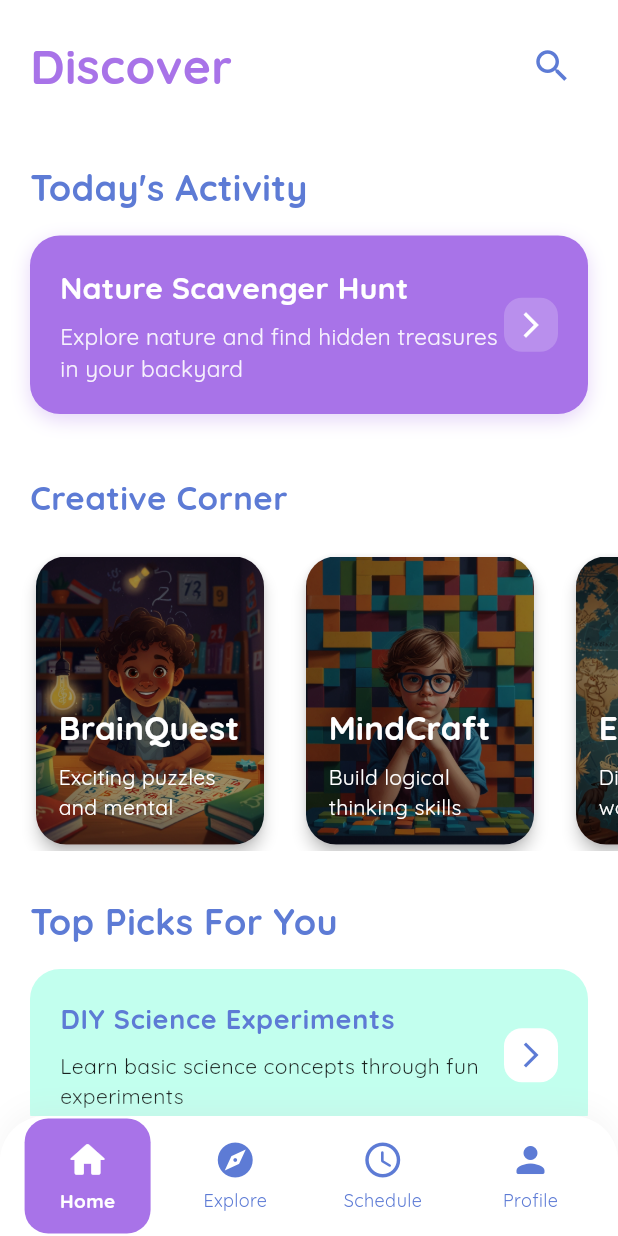
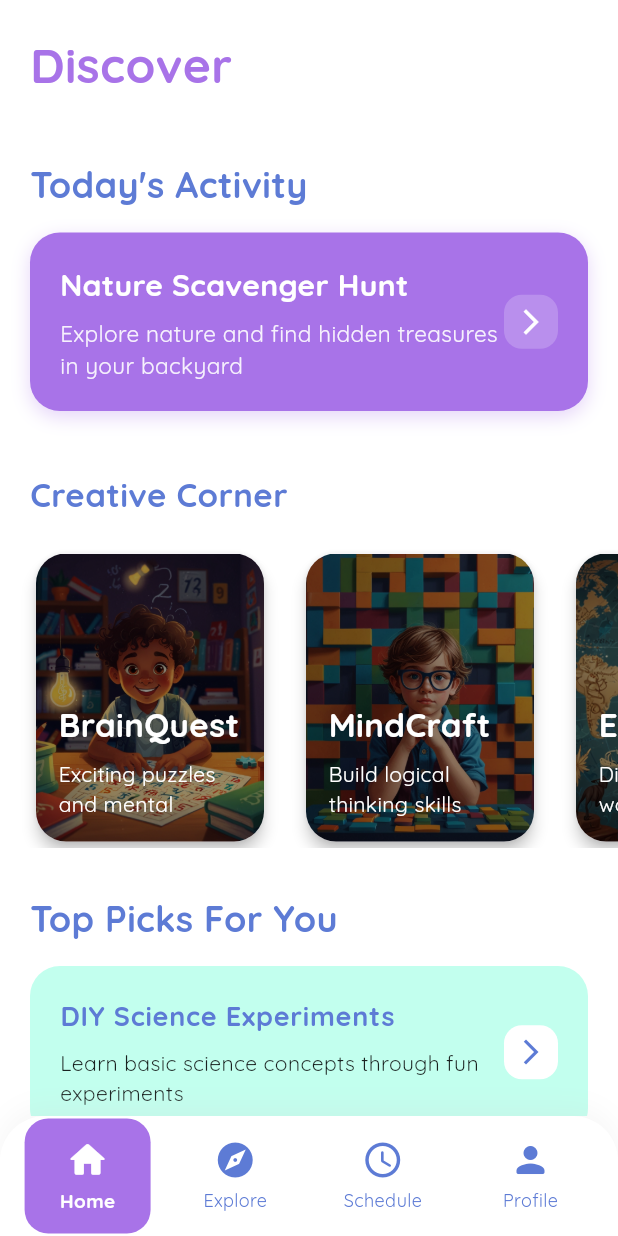
Before and after one commit to DevRutu/Brillio_Project, a Flutter app: the HomeScreen screen opened directly, item 4 of the bottom bar chosen, after a tap on the "arrow back" icon, on a phone screen of 412 x 824 dp. Run offline on Flutter 3.47's test engine with Material 3 defaults, Android fonts, the light colour scheme and no system bars; drawn by our look-alikes of flutter_animate; our stand-ins replace cached_network_image, cloud_firestore, dropdown_search, firebase_auth, firebase_core, flutter_dotenv and 6 more; accounts and stored records are empty.

Commit message:
fixed back button bug, navbar buttons, removed search icon from home screen

```diff
--- a/lib/main.dart
+++ b/lib/main.dart
@@ -59,7 +59,7 @@ void main() async {
 class ErrorApp extends StatelessWidget {
   final String error;
 
-  const ErrorApp({Key? key, required this.error}) : super(key: key);
+  const ErrorApp({super.key, required this.error});
 
   @override
   Widget build(BuildContext context) {
--- a/lib/screens/edit_profile_screen.dart
+++ b/lib/screens/edit_profile_screen.dart
@@ -9,10 +9,10 @@ class EditProfileScreen extends StatefulWidget {
   final Map<String, dynamic>? userData;
 
   const EditProfileScreen({
-    Key? key,
+    super.key,
     required this.isInitialSetup,
     this.userData,
-  }) : super(key: key);
+  });
 
   @override
   State<EditProfileScreen> createState() => _EditProfileScreenState();
--- a/lib/screens/home_screen.dart
+++ b/lib/screens/home_screen.dart
@@ -7,7 +7,7 @@ import '../screens/explore_screen.dart';
 import '../screens/scheduler_screen.dart';
 
 class HomeScreen extends StatefulWidget {
-  const HomeScreen({Key? key}) : super(key: key);
+  const HomeScreen({super.key});
 
   @override
   _HomeScreenState createState() => _HomeScreenState();
@@ -90,21 +90,6 @@ class _HomeScreenState extends State<HomeScreen> {
               fontSize: 32,
               fontWeight: FontWeight.bold,
               color: const Color(0xFFA873E8),
-            ),
-          ),
-          Container(
-            decoration: BoxDecoration(
-              color: const Color.fromARGB(255, 255, 255, 255),
-              borderRadius: BorderRadius.circular(15),
-            ),
-            child: IconButton(
-              icon: const Icon(
-                Icons.search,
-                color: Color(0xFF5D7BD5),
-                size: 28,
-              ),
-              padding: const EdgeInsets.all(8),
-              onPressed: () {},
             ),
           ),
         ],
@@ -419,9 +404,9 @@ class _HomeScreenState extends State<HomeScreen> {
               MaterialPageRoute(
                 builder: (_) => ProfileScreen(
                   onReturn: () {
-                    setState(() =>
-                        _selectedIndex = 0); // Reset to home when returning
+                    setState(() => _selectedIndex = 0); // Reset to home when returning
                   },
+                  previousScreen: 'home',
                 ),
               ),
             );
--- a/lib/screens/profile_screen.dart
+++ b/lib/screens/profile_screen.dart
@@ -1,4 +1,3 @@
-// profile_screen.dart
 import 'package:flutter/material.dart';
 import 'package:google_fonts/google_fonts.dart';
 import 'package:firebase_auth/firebase_auth.dart';
@@ -6,14 +5,19 @@ import 'package:cloud_firestore/cloud_firestore.dart';
 import 'package:font_awesome_flutter/font_awesome_flutter.dart';
 import 'edit_profile_screen.dart';
 import '../screens/signin_screen.dart';
+import '../screens/home_screen.dart';
+import '../screens/explore_screen.dart';
+import '../screens/scheduler_screen.dart';
 
 class ProfileScreen extends StatefulWidget {
   final VoidCallback onReturn;
+  final String previousScreen; // Add this to track where we came from
 
   const ProfileScreen({
-    Key? key,
+    super.key,
     required this.onReturn,
-  }) : super(key: key);
+    required this.previousScreen, // Add this parameter
+  });
 
   @override
   _ProfileScreenState createState() => _ProfileScreenState();
@@ -22,43 +26,14 @@ class ProfileScreen extends StatefulWidget {
 class _ProfileScreenState extends State<ProfileScreen> {
   final FirebaseAuth _auth = FirebaseAuth.instance;
   final FirebaseFirestore _firestore = FirebaseFirestore.instance;
-  Map<String, dynamic>? userData;
-  bool isLoading = true;
+  late Stream<DocumentSnapshot> _userStream;
 
   @override
   void initState() {
     super.initState();
-    WidgetsBinding.instance.addPostFrameCallback((_) {
-      _loadUserData();
-    });
-  }
-
-  Future<void> _loadUserData() async {
-    if (!mounted) return;
-
-    try {
-      final user = _auth.currentUser;
-      if (user != null) {
-        final doc = await _firestore.collection('users').doc(user.uid).get();
-        if (mounted) {
-          setState(() {
-            userData = doc.data();
-            isLoading = false;
-          });
-        }
-      }
-    } catch (e) {
-      if (mounted) {
-        setState(() {
-          isLoading = false;
-        });
-        ScaffoldMessenger.of(context).showSnackBar(
-          const SnackBar(
-            content: Text('Error loading profile data'),
-            backgroundColor: Colors.red,
-          ),
-        );
-      }
+    final user = _auth.currentUser;
+    if (user != null) {
+      _userStream = _firestore.collection('users').doc(user.uid).snapshots();
     }
   }
 
@@ -96,33 +71,69 @@ class _ProfileScreenState extends State<ProfileScreen> {
     }
   }
 
+  void _handleBackNavigation() {
+    widget.onReturn();
+
+    // Navigate based on the previous screen
+    Widget targetScreen;
+    switch (widget.previousScreen) {
+      case 'home':
+        targetScreen = const HomeScreen();
+        break;
+      case 'explore':
+        targetScreen = const ExploreScreen();
+        break;
+      case 'scheduler':
+        targetScreen = const SchedulerScreen();
+        break;
+      default:
+        targetScreen = const HomeScreen();
+    }
+
+    Navigator.pushReplacement(
+      context,
+      MaterialPageRoute(builder: (context) => targetScreen),
+    );
+  }
+
   @override
   Widget build(BuildContext context) {
-    return Scaffold(
-      backgroundColor: Colors.white,
-      body: SafeArea(
-        child: isLoading
-            ? const Center(
-                child: CircularProgressIndicator(
-                  valueColor: AlwaysStoppedAnimation<Color>(Color(0xFFA873E8)),
-                ),
-              )
-            : SingleChildScrollView(
+    return WillPopScope(
+      onWillPop: () async {
+        _handleBackNavigation();
+        return false;
+      },
+      child: Scaffold(
+        backgroundColor: Colors.white,
+        body: SafeArea(
+          child: StreamBuilder<DocumentSnapshot>(
+            stream: _userStream,
+            builder: (context, snapshot) {
+              if (!snapshot.hasData && snapshot.connectionState == ConnectionState.waiting) {
+                return const SizedBox.shrink();
+              }
+
+              final userData = snapshot.data?.data() as Map<String, dynamic>? ?? {};
+
+              return SingleChildScrollView(
                 child: Column(
                   children: [
                     _buildHeader(),
-                    _buildProfileSection(),
-                    _buildScoreBadge(),
+                    _buildProfileSection(userData),
+                    _buildScoreBadge(userData),
                     const Divider(
                       color: Color(0xFFEEEEEE),
                       thickness: 1,
                       indent: 20,
                       endIndent: 20,
                     ),
-                    _buildMenuItems(),
+                    _buildMenuItems(userData),
                   ],
                 ),
-              ),
+              );
+            },
+          ),
+        ),
       ),
     );
   }
@@ -135,10 +146,7 @@ class _ProfileScreenState extends State<ProfileScreen> {
         children: [
           IconButton(
             icon: const Icon(Icons.arrow_back, color: Color(0xFF5D7BD5)),
-            onPressed: () {
-              widget.onReturn();
-              Navigator.pop(context);
-            },
+            onPressed: _handleBackNavigation,
           ),
           Text(
             'Profile',
@@ -154,7 +162,7 @@ class _ProfileScreenState extends State<ProfileScreen> {
     );
   }
 
-  Widget _buildProfileSection() {
+  Widget _buildProfileSection(Map<String, dynamic> userData) {
     return Column(
       children: [
         const CircleAvatar(
@@ -164,7 +172,7 @@ class _ProfileScreenState extends State<ProfileScreen> {
         ),
         const SizedBox(height: 16),
         Text(
-          userData?['name'] ?? 'User Name',
+          userData['name'] ?? 'User Name',
           style: GoogleFonts.quicksand(
             fontSize: 24,
             fontWeight: FontWeight.bold,
@@ -175,7 +183,7 @@ class _ProfileScreenState extends State<ProfileScreen> {
     );
   }
 
-  Widget _buildScoreBadge() {
+  Widget _buildScoreBadge(Map<String, dynamic> userData) {
     return Container(
       margin: const EdgeInsets.all(20),
       padding: const EdgeInsets.all(20),
@@ -189,11 +197,11 @@ class _ProfileScreenState extends State<ProfileScreen> {
           Column(
             children: [
               Text(
-                _getBadgeIcon(userData?['badge'] ?? 'bronze'),
+                _getBadgeIcon(userData['badge'] ?? 'bronze'),
                 style: const TextStyle(fontSize: 32),
               ),
               Text(
-                userData?['badge']?.toUpperCase() ?? 'BRONZE',
+                userData['badge']?.toUpperCase() ?? 'BRONZE',
                 style: GoogleFonts.quicksand(
                   fontSize: 16,
                   fontWeight: FontWeight.bold,
@@ -210,7 +218,7 @@ class _ProfileScreenState extends State<ProfileScreen> {
           Column(
             children: [
               Text(
-                '${userData?['score'] ?? 0}',
+                '${userData['score'] ?? 0}',
                 style: GoogleFonts.quicksand(
                   fontSize: 32,
                   fontWeight: FontWeight.bold,
@@ -231,7 +239,7 @@ class _ProfileScreenState extends State<ProfileScreen> {
     );
   }
 
-  Widget _buildMenuItems() {
+  Widget _buildMenuItems(Map<String, dynamic> userData) {
     return Column(
       children: [
         _buildMenuItem(
@@ -246,7 +254,7 @@ class _ProfileScreenState extends State<ProfileScreen> {
                   userData: userData,
                 ),
               ),
-            ).then((_) => _loadUserData());
+            );
           },
         ),
         _buildMenuItem(
--- a/lib/screens/signin_screen.dart
+++ b/lib/screens/signin_screen.dart
@@ -7,7 +7,7 @@ import '../screens/home_screen.dart';
 import '../screens/edit_profile_screen.dart';
 
 class SignInScreen extends StatefulWidget {
-  const SignInScreen({Key? key}) : super(key: key);
+  const SignInScreen({super.key});
 
   @override
   _SignInScreenState createState() => _SignInScreenState();
--- a/lib/screens/signup_screen.dart
+++ b/lib/screens/signup_screen.dart
@@ -6,7 +6,7 @@ import '../screens/signin_screen.dart';
 import '../screens/edit_profile_screen.dart';
 
 class SignUpScreen extends StatefulWidget {
-  const SignUpScreen({Key? key}) : super(key: key);
+  const SignUpScreen({super.key});
 
   @override
   _SignUpScreenState createState() => _SignUpScreenState();
```
Also changed, not shown: lib/screens/explore_screen.dart (+17 -5 lines), lib/screens/scheduler_screen.dart (+7 -8 lines).
